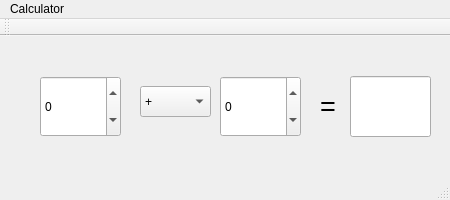
Old version of the form C++ Qt/Works/Calculator/calculatorwindow.ui in the repository PrikhodkoStanislav/HomeWork.
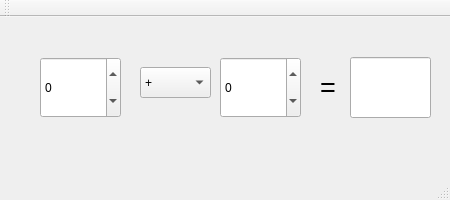
New version of the form.

Commit message: Calculator with pragma once, delete menu, include only one module, Calculator::calc is static.

What changed in the file:
```diff
--- a/C++ Qt/Works/Calculator/calculatorwindow.ui
+++ b/C++ Qt/Works/Calculator/calculatorwindow.ui
@@ -162,12 +162,6 @@
      <height>21</height>
     </rect>
    </property>
-   <widget class="QMenu" name="menuCalculator">
-    <property name="title">
-     <string>Calculator</string>
-    </property>
-   </widget>
-   <addaction name="menuCalculator"/>
   </widget>
   <widget class="QToolBar" name="mainToolBar">
    <attribute name="toolBarArea">
```
The commit also changes 4 other files.
